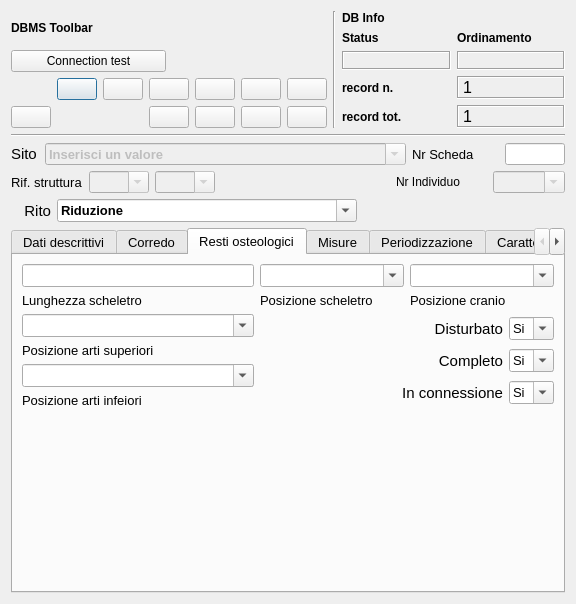
pyarchinit/pyarchinit, file gui/ui/Tafonomia.ui: the form before one commit.
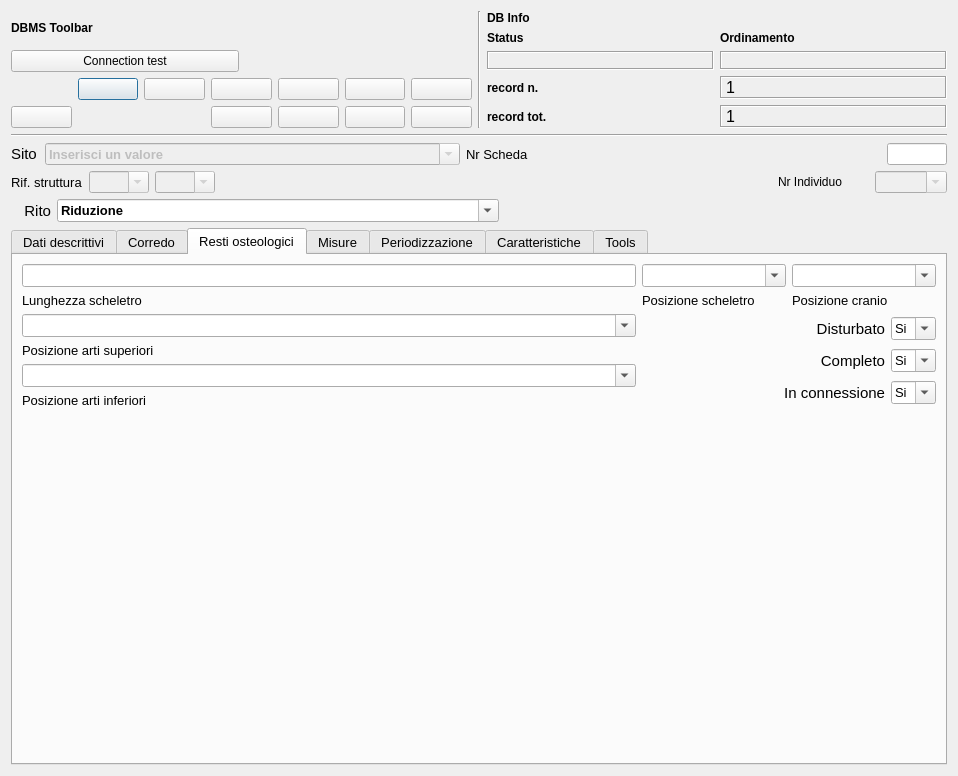
The form after the commit. The open tabs and pages were chosen to show the change. Icons and pictures are not drawn.

Commit message:
- corretta etichetta "Posizione arti infeiori" nella gui   tafonomia
- modifica esportazione pdf US

- modificate le varie funzioni charge_list per caricare i  valori dei
 combobox dal thesaurus

- il file "thesaurus notes.txt" contiene per ogni combobox la sigla del
 thesaurus che ho utilizzato

Patch:
```diff
--- a/gui/ui/Tafonomia.ui
+++ b/gui/ui/Tafonomia.ui
@@ -6,8 +6,8 @@
    <rect>
     <x>0</x>
     <y>0</y>
-    <width>576</width>
-    <height>604</height>
+    <width>958</width>
+    <height>776</height>
    </rect>
   </property>
   <property name="minimumSize">
@@ -1551,7 +1551,7 @@
             </font>
            </property>
            <property name="text">
-            <string>Posizione arti infeiori</string>
+            <string>Posizione arti inferiori</string>
            </property>
           </widget>
          </item>
```
Left out of the diff: 6 changed lines with no effect on the pictures. The commit also changes 13 other files.
